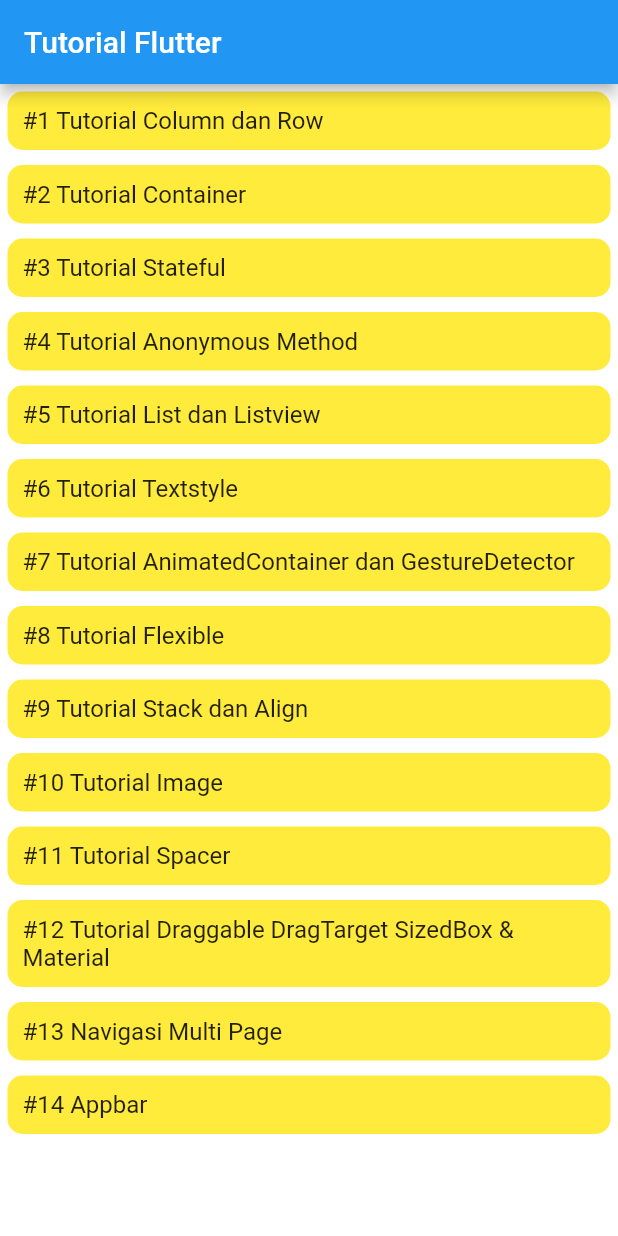
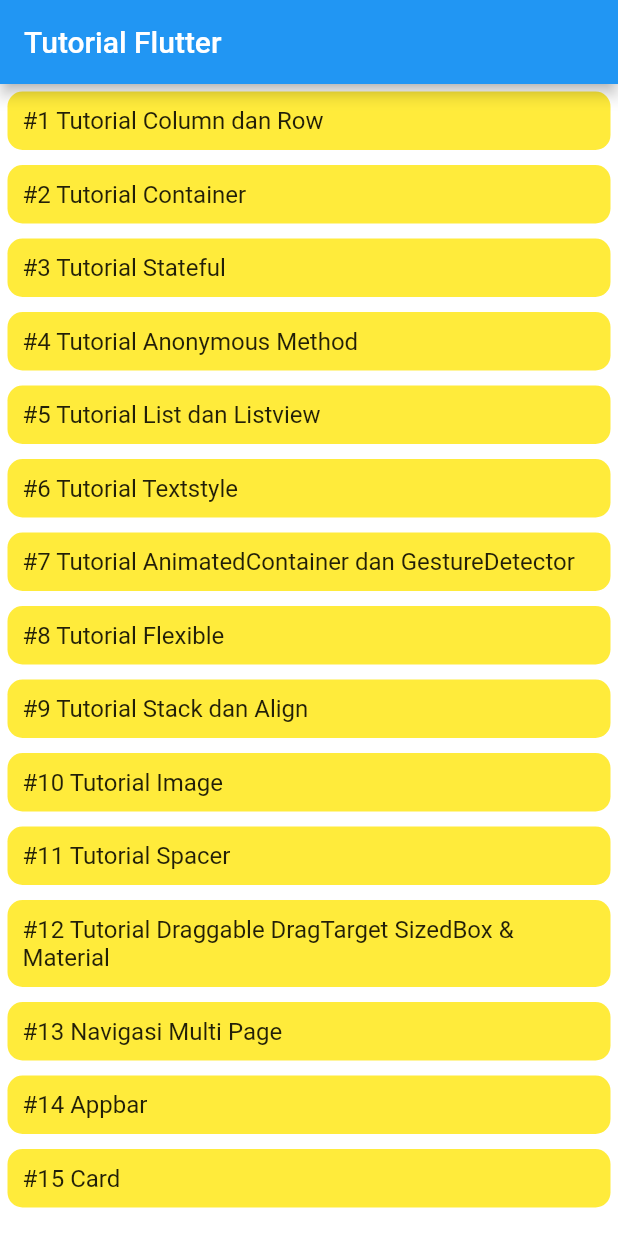
Before and after one commit to syahroel712/tutorial-flutter-pemula, a Flutter app: the screen it shows after launch, on a phone screen of 412 x 824 dp. Run offline on Flutter 3.47's test engine with Material 2 defaults, Android fonts, the phone set to English and light mode, and no system bars.

Commit message:
#15 Card

```diff
--- a/lib/main.dart
+++ b/lib/main.dart
@@ -15,6 +15,7 @@ import 'package:flutter_study/pages/11_spacer.dart';
 import 'package:flutter_study/pages/12_draggable_dragTarget.dart';
 import 'package:flutter_study/pages/13_multi_page/login.dart';
 import 'package:flutter_study/pages/14_appbar_gradasi.dart';
+import 'package:flutter_study/pages/15_card.dart';
 
 void main() {
   runApp(MyApp());
@@ -37,6 +38,7 @@ class MyApp extends StatelessWidget {
     '/12_draggable': (_) => DraggablePage(),
     '/13_multi_page': (_) => LoginMultiPage(),
     '/14_appbar': (_) => AppBarPage(),
+    '/15_card': (_) => CardPage(),
   };
 
   @override
--- a/lib/pages/home.dart
+++ b/lib/pages/home.dart
@@ -299,6 +299,26 @@ class HomePage extends StatelessWidget {
                         ),
                       ),
                     ),
+                    Container(
+                      margin: EdgeInsets.all(5),
+                      padding: EdgeInsets.all(10),
+                      width: MediaQuery.of(context).size.width,
+                      decoration: BoxDecoration(
+                        borderRadius: BorderRadius.circular(10),
+                        color: Colors.yellow,
+                      ),
+                      child: InkWell(
+                        onTap: () {
+                          Navigator.pushNamed(context, '/15_card');
+                        },
+                        child: Text(
+                          '#15 Card',
+                          style: TextStyle(
+                            fontSize: 16,
+                          ),
+                        ),
+                      ),
+                    ),
                   ],
                 ),
               ],
```
Also changed, not shown: lib/pages/15_card.dart (added, +45 -0 lines).
